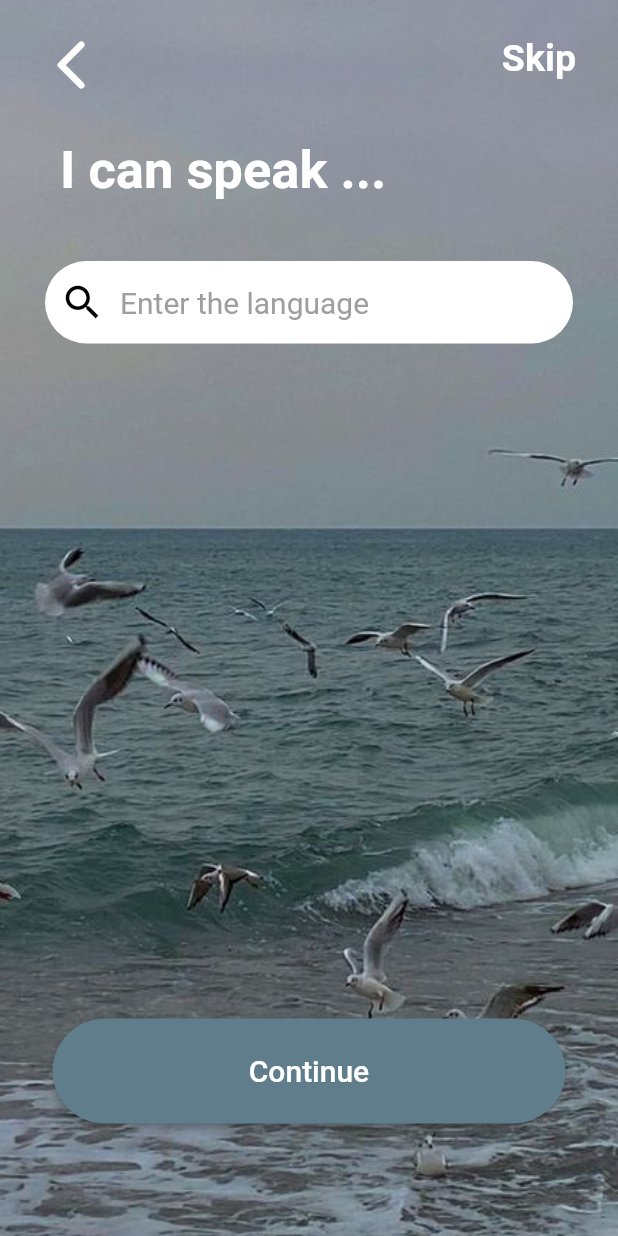
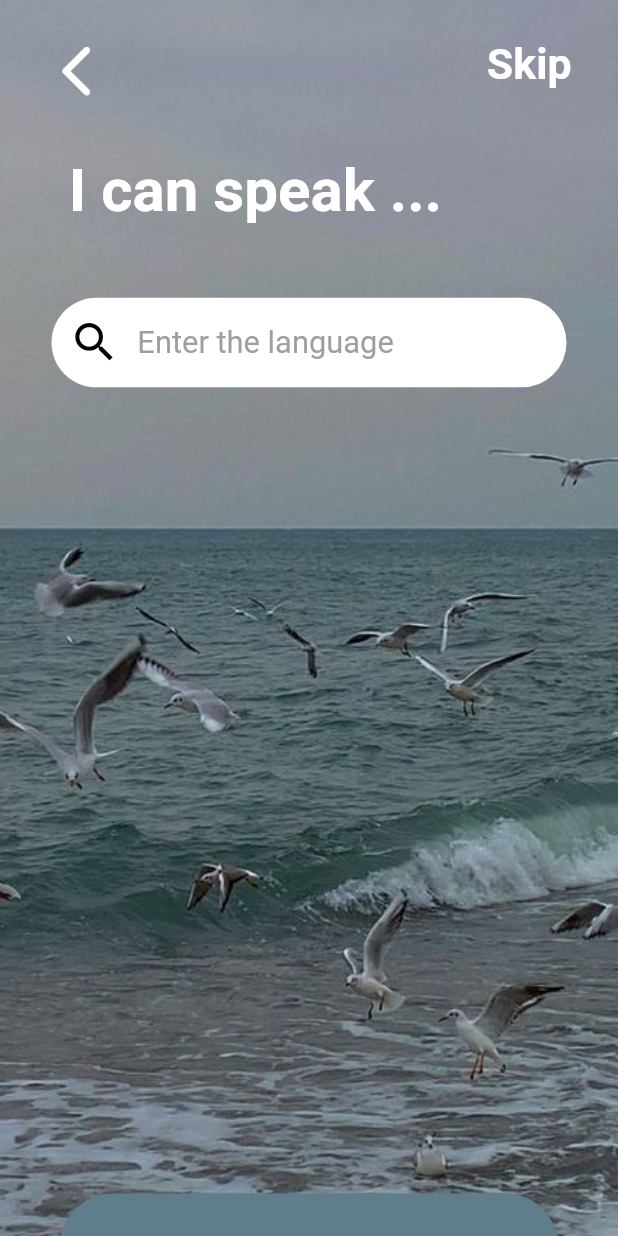
Before and after one commit to litrar/floating-bottle, a Flutter app: the Language screen opened directly, after a tap on "Skip", on a phone screen of 412 x 824 dp. Run offline on Flutter 3.47's test engine with Material 2 defaults, Android fonts, the phone set to English and light mode, and no system bars; our stand-ins replace flutter_bloc, flutter_screenutil, go_router, image_picker.

Commit message:
update language page

```diff
--- a/lib/pages/authentication/language.dart
+++ b/lib/pages/authentication/language.dart
@@ -2,6 +2,7 @@ import 'package:floating_bottle/pages/authentication/personality.dart';
 import 'package:floating_bottle/pages/authentication/search_bar.dart';
 import 'package:flutter/cupertino.dart';
 import 'package:flutter/material.dart';
+import 'package:flutter_screenutil/flutter_screenutil.dart';
 
 class Language extends StatefulWidget {
   const Language({Key? key}) : super(key: key);
@@ -26,7 +27,7 @@ class _LanguageState extends State<Language> {
             ListView(
               children: [
                 Container(
-                  margin: EdgeInsets.only(left: 20,right: 20,top: 15),
+                  margin: EdgeInsets.only(left: 20.w,right: 20.w,top: 15.h),
                   child: Row(
                     mainAxisAlignment: MainAxisAlignment.spaceBetween,
                     children: [
@@ -36,24 +37,24 @@ class _LanguageState extends State<Language> {
                             context,
                             MaterialPageRoute(
                               builder: (context) {
-                                return Personality();
+                                return const Personality();
                               },
                             ),
                           );
                         },
-                        icon: Icon(Icons.arrow_back_ios_rounded,size: 40,color: Colors.white,),),
+                        icon: Icon(Icons.arrow_back_ios_rounded,size: 36.sp,color: Colors.white,),),
                       TextButton(onPressed: (){
                         Navigator.push(
                           context,
                           MaterialPageRoute(
                             builder: (context) {
-                              return Language();
+                              return const Language();
                             },
                           ),
                         );
                       },
                         child: Text("Skip",style: TextStyle(
-                            fontSize: 25,
+                            fontSize: 25.sp,
                             fontWeight: FontWeight.w600,
                             color: Colors.white
                         ),),
@@ -62,28 +63,28 @@ class _LanguageState extends State<Language> {
                   ),
                 ),
                 Container(
-                  margin: EdgeInsets.only(left: 40,top: 30),
+                  margin: EdgeInsets.only(left: 40.w,top: 30.h),
                   child: Text("I can speak ...",style: TextStyle(
                       fontWeight: FontWeight.bold,
-                      fontSize: 35,
+                      fontSize: 35.sp,
                       color: Colors.white
                   ),),
                 ),
                 Container(
-                  margin: EdgeInsets.only(right: 30,left: 30,top: 40),
-                  height: 55,
-                  width: 150,
+                  margin: EdgeInsets.only(right: 30.w,left: 30.w,top: 40.h),
+                  height: 50.h,
+                  width: 150.w,
                   decoration: BoxDecoration(
                     color: Colors.white,
-                    borderRadius: BorderRadius.circular(35),
+                    borderRadius: BorderRadius.circular(55),
                   ),
                   child: InkWell(
-                    borderRadius: BorderRadius.circular(35),
+                    borderRadius: BorderRadius.circular(55),
                     child: Row(
                       children: <Widget>[
-                        Padding(padding: EdgeInsets.only(left: 10,right: 10),
-                            child: Icon(Icons.search,color: Colors.black,size: 30,)),
-                        Text("Enter the language",style: TextStyle(color: Colors.grey,fontSize: 20),)
+                        Padding(padding: EdgeInsets.only(left: 10.w,right: 10.w),
+                            child: Icon(Icons.search,color: Colors.black,size: 30.sp,)),
+                        Text("Enter the language",style: TextStyle(color: Colors.grey,fontSize: 18.sp),)
                       ],
                     ),
                     onTap: (){
@@ -101,13 +102,10 @@ class _LanguageState extends State<Language> {
   }
   Widget _continueButton() {
     return Container(
-      margin: EdgeInsets.only(left: 35, right: 35, top: 450, bottom: 20),
-      width: 350,
-      height: 70,
+      margin: EdgeInsets.only(left: 35.w, right: 35.w, top: 450.h, bottom: 20.h),
+      width: 350.w,
+      height: 70.h,
       child: ElevatedButton(
-        child: Text("Continue", style: TextStyle(
-            fontSize: 20,color: Colors.white
-        ),),
         style: ButtonStyle(
             backgroundColor: MaterialStateProperty.all(Colors.blueGrey),
             shape: MaterialStateProperty.all<RoundedRectangleBorder>(
@@ -119,11 +117,14 @@ class _LanguageState extends State<Language> {
             context,
             MaterialPageRoute(
               builder: (context) {
-                return Language();
+                return const Language();
               },
             ),
           );
         },
+        child: Text("Continue", style: TextStyle(
+            fontSize: 20.sp,color: Colors.white
+        ),),
       ),
     );
   }
```
